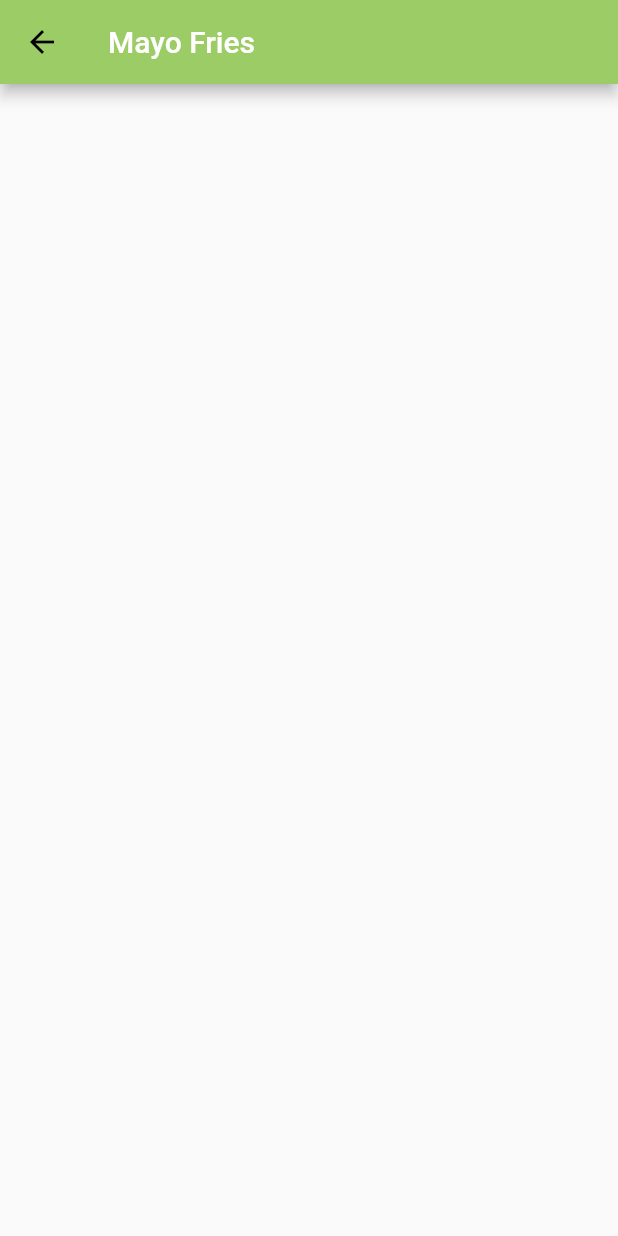
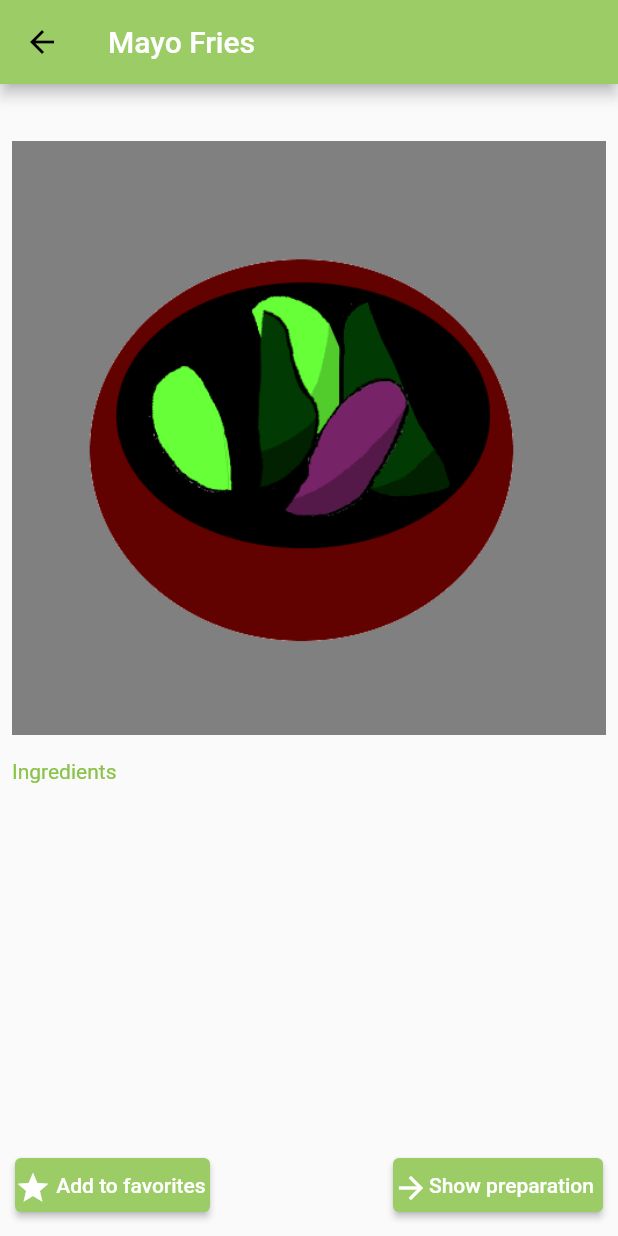
Before and after one commit to MouadhKh/helloFridge, a Flutter app: the SingleRecipeLayout screen opened directly, on a phone screen of 412 x 824 dp. Run offline on Flutter 3.47's test engine with Material 2 defaults, Android fonts, the phone set to English and light mode, and no system bars; missing offline and left inert: sign_button.

Commit message:
add layouts for a hardcoded single recipe

```diff
--- a/lib/single_recipe_layout.dart
+++ b/lib/single_recipe_layout.dart
@@ -1,4 +1,6 @@
 import 'package:flutter/material.dart';
+import 'package:hello_fridge/pot_content_list.dart';
+import 'package:hello_fridge/single_recipe_preparation_layout.dart';
 
 
 class SingleRecipeLayout extends StatefulWidget {
@@ -13,8 +15,85 @@ class _SingleRecipeLayoutState extends State<SingleRecipeLayout> {
   Widget build(BuildContext context) {
     return Scaffold(
         appBar: AppBar(
-        title: Text("Mayo Fries"),
-      ),
+          title: Text("Mayo Fries"),
+        ),
+        body: Padding(
+          padding: const EdgeInsets.only(top: 30),
+          child: Column(
+            children: [
+              Padding(
+                padding: const EdgeInsets.all(8.0),
+                child: Image.asset("assets/images/bowl.png".toString()),
+              ),
+              Container(
+                  alignment: Alignment.centerLeft,
+                  padding: const EdgeInsets.all(8.0),
+                  child: Text("Ingredients",style: TextStyle(color: Colors.lightGreen),)
+            ),
+            Column(
+              ),
+            Flexible(
+              child: Container(
+                alignment: Alignment.bottomCenter,
+                padding: const EdgeInsets.fromLTRB(10, 0, 10, 10),
+                child:Row(
+                  children:[
+                    Flexible(
+                      child: Container(
+                        alignment: Alignment.bottomLeft,
+                        child: ElevatedButton(
+                          style:
+                          ElevatedButton.styleFrom(padding: EdgeInsets.all(0)),
+                          onPressed: () {},
+                          child: SizedBox(
+                              width: 130,
+                              height: 20,
+                              child: Row(
+                                children: [
+                                  Icon(
+                                    Icons.star,
+                                    size: 24,
+                                  ),
+                                  Text(" Add to favorites", textAlign: TextAlign.center),
+                                ],
+                              )
+                          )
+                        ),
+                      )
+                    ),
+                    Flexible(
+                      child: Container(
+                        alignment: Alignment.bottomRight,
+                        child: ElevatedButton(
+                            style:
+                            ElevatedButton.styleFrom(padding: EdgeInsets.all(0)),
+                            onPressed: () {
+                              Navigator.push(context,
+                                  MaterialPageRoute(builder: (context) => SingleRecipePreparationLayout()));
+                            },
+                            child: SizedBox(
+                                width: 140,
+                                height: 20,
+                                child: Row(
+                                  children: [
+                                    Icon(
+                                      Icons.arrow_forward,
+                                      size: 24,
+                                    ),
+                                    Text("Show preparation", textAlign: TextAlign.center),
+                                  ],
+                                )
+                            )
+                        )
+                      )
+                    ),
+                  ]
+                ),
+              ),
+            )
+          ],
+        ),
+      )
     );
   }
 }
```
Also changed, not shown: lib/single_recipe_preparation_layout.dart (added, +98 -0 lines), assets/images/bowl.png (added).
